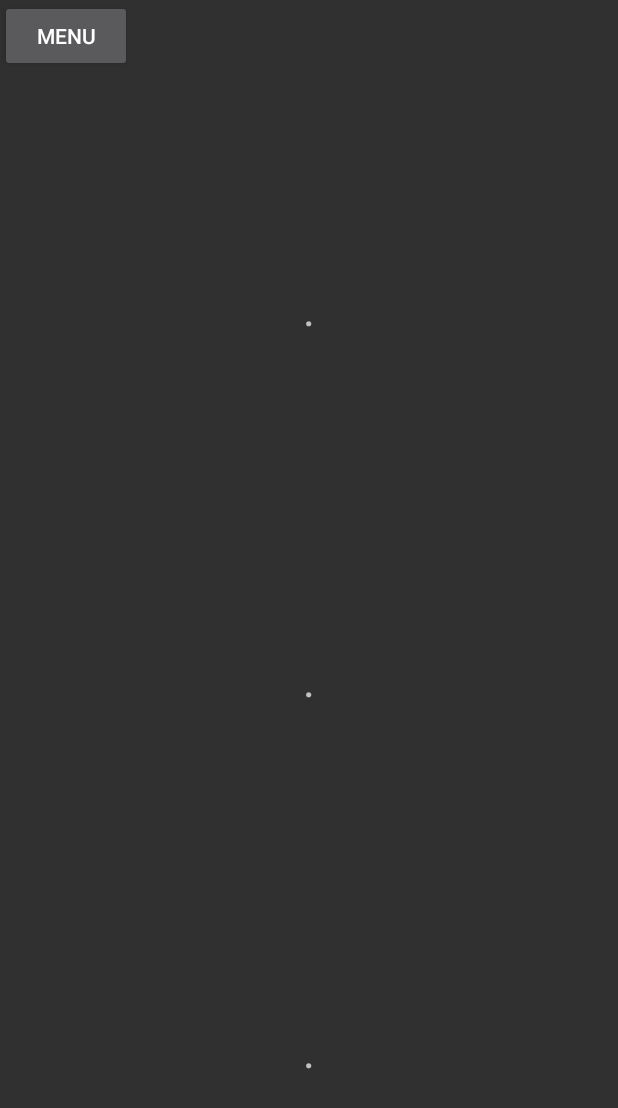
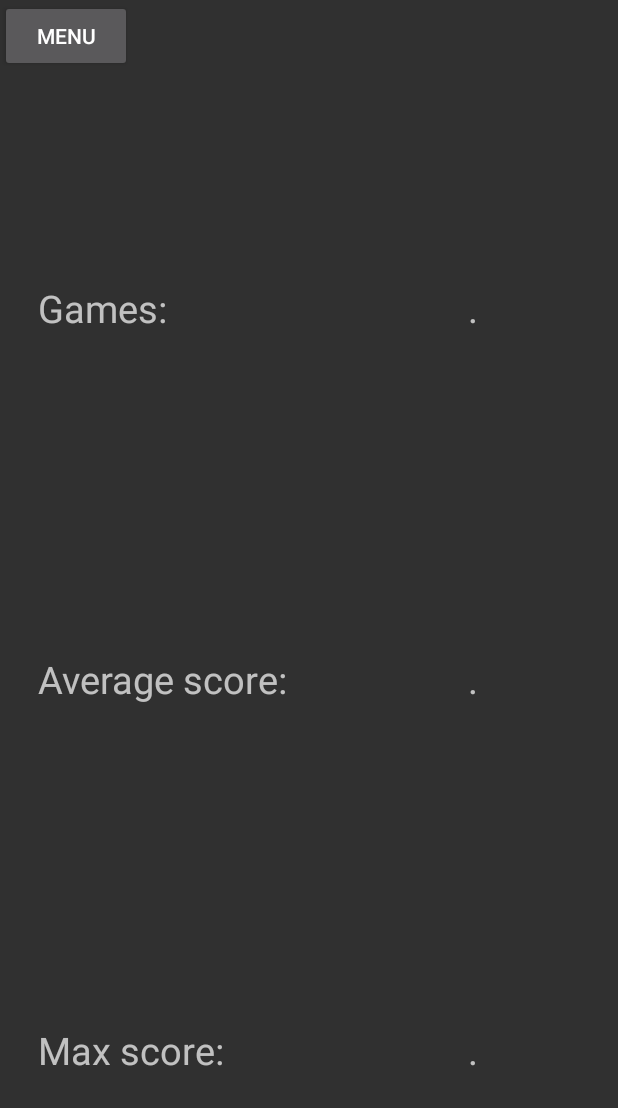
Before and after one commit to pogrebnoijak/CalculGraph, an Android app: the StatisticActivity screen opened directly, with no data from a screen before it, on a phone screen of 412 x 824 dp. Shown: the top 1108 px of the screen. Run offline under Robolectric (Android 15) with nearby library versions, the phone set to English and light mode, and no system bars.

Commit message:
change activity, strings

```diff
--- a/app/src/main/res/layout/activity_main.xml
+++ b/app/src/main/res/layout/activity_main.xml
@@ -41,6 +41,20 @@
                 android:background="@color/color2"
                 android:textSize="30sp"
                 android:text="@string/new_game" />
+        </FrameLayout>
+
+        <FrameLayout
+            android:layout_width="match_parent"
+            android:layout_height="0dp"
+            android:layout_weight="1">
+
+            <Button
+                android:id="@+id/continue_"
+                android:layout_width="match_parent"
+                android:layout_height="wrap_content"
+                android:background="@color/color2"
+                android:textSize="30sp"
+                android:text="@string/continue_" />
         </FrameLayout>
 
         <FrameLayout
--- a/app/src/main/res/layout/activity_statistic.xml
+++ b/app/src/main/res/layout/activity_statistic.xml
@@ -24,50 +24,83 @@
         android:layout_weight="0.9"
         android:orientation="vertical">
 
-        <FrameLayout
+        <LinearLayout
             android:layout_width="match_parent"
             android:layout_height="0dp"
             android:layout_weight="1">
 
             <TextView
-                android:id="@+id/kolGame"
-                android:layout_width="match_parent"
+                android:layout_width="0dp"
+                android:layout_weight="1"
                 android:layout_height="wrap_content"
                 android:layout_gravity="center"
-                android:textSize="30sp"
+                android:textSize="25sp"
+                android:layout_marginStart="25dp"
+                android:text="@string/games" />
+
+            <TextView
+                android:id="@+id/kolGame"
+                android:layout_width="0dp"
+                android:layout_weight="1"
+                android:layout_height="wrap_content"
+                android:layout_gravity="center"
+                android:textSize="25sp"
                 android:textAlignment="center"
-                android:text="@string/placeholder" />
-        </FrameLayout>
+                android:text="@string/placeholder"/>
 
-        <FrameLayout
+        </LinearLayout>
+
+        <LinearLayout
             android:layout_width="match_parent"
             android:layout_height="0dp"
             android:layout_weight="1">
 
             <TextView
-                android:id="@+id/sredScore"
-                android:layout_width="match_parent"
+                android:layout_width="0dp"
+                android:layout_weight="1"
                 android:layout_height="wrap_content"
                 android:layout_gravity="center"
-                android:textSize="30sp"
+                android:textSize="25sp"
+                android:layout_marginStart="25dp"
+                android:text="@string/average_score" />
+
+            <TextView
+                android:id="@+id/sredScore"
+                android:layout_width="0dp"
+                android:layout_weight="1"
+                android:layout_height="wrap_content"
+                android:layout_gravity="center"
+                android:textSize="25sp"
                 android:textAlignment="center"
-                android:text="@string/placeholder" />
-        </FrameLayout>
+                android:text="@string/placeholder"/>
 
-        <FrameLayout
+        </LinearLayout>
+
+        <LinearLayout
             android:layout_width="match_parent"
             android:layout_height="0dp"
             android:layout_weight="1">
 
             <TextView
-                android:id="@+id/maxScore"
-                android:layout_width="match_parent"
+                android:layout_width="0dp"
+                android:layout_weight="1"
                 android:layout_height="wrap_content"
                 android:layout_gravity="center"
-                android:textSize="30sp"
+                android:textSize="25sp"
+                android:layout_marginStart="25dp"
+                android:text="@string/max_score" />
+
+            <TextView
+                android:id="@+id/maxScore"
+                android:layout_width="0dp"
+                android:layout_weight="1"
+                android:layout_height="wrap_content"
+                android:layout_gravity="center"
+                android:textSize="25sp"
                 android:textAlignment="center"
-                android:text="@string/placeholder" />
-        </FrameLayout>
+                android:text="@string/placeholder"/>
+
+        </LinearLayout>
 
     </androidx.appcompat.widget.LinearLayoutCompat>
 
--- a/app/src/main/res/values/strings.xml
+++ b/app/src/main/res/values/strings.xml
@@ -21,4 +21,8 @@
     <string name="topic">Topic:</string>
     <string name="computability">Computability:</string>
     <string name="time">Time:</string>
+    <string name="continue_">continue</string>
+    <string name="games">Games:</string>
+    <string name="average_score">Average score:</string>
+    <string name="max_score">Max score:</string>
 </resources>
```
